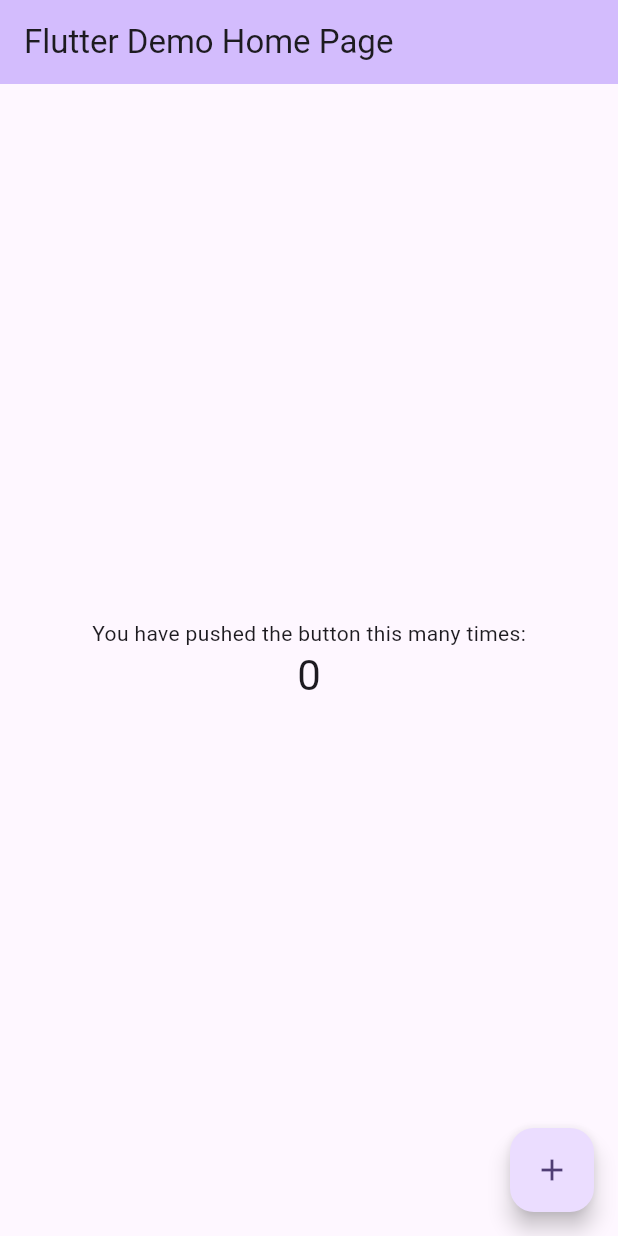
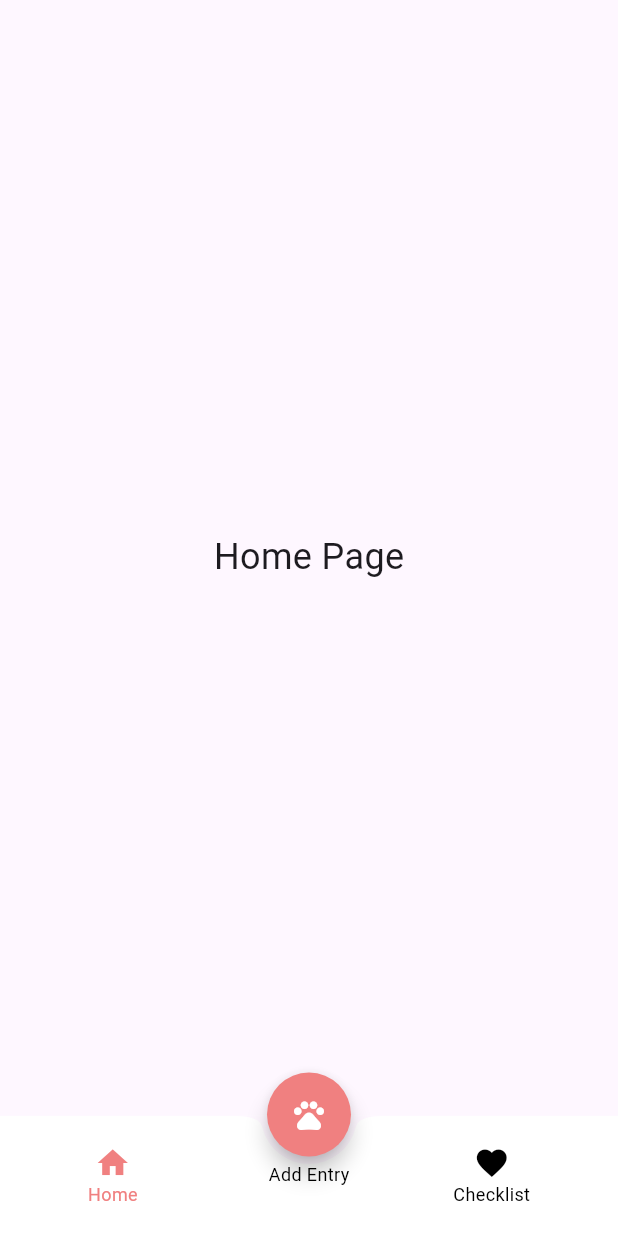
Before and after one commit to smcdelacruz/CMSC156-Embark-App, a Flutter app: the screen it shows after launch, on a phone screen of 412 x 824 dp. Run offline on Flutter 3.47's test engine with Material 3 defaults, Android fonts, the phone set to English and light mode, and no system bars.

Commit message:
new: navbar added

```diff
--- a/cmsc156_embark_app/lib/main.dart
+++ b/cmsc156_embark_app/lib/main.dart
@@ -1,4 +1,5 @@
 import 'package:flutter/material.dart';
+import 'widgets/navbar.dart';
 
 void main() {
   runApp(const MyApp());
@@ -7,116 +8,13 @@ void main() {
 class MyApp extends StatelessWidget {
   const MyApp({super.key});
 
-  // This widget is the root of your application.
   @override
   Widget build(BuildContext context) {
     return MaterialApp(
+      debugShowCheckedModeBanner: true,
       title: 'Flutter Demo',
-      theme: ThemeData(
-        // This is the theme of your application.
-        //
-        // TRY THIS: Try running your application with "flutter run". You'll see
-        // the application has a purple toolbar. Then, without quitting the app,
-        // try changing the seedColor in the colorScheme below to Colors.green
-        // and then invoke "hot reload" (save your changes or press the "hot
-        // reload" button in a Flutter-supported IDE, or press "r" if you used
-        // the command line to start the app).
-        //
-        // Notice that the counter didn't reset back to zero; the application
-        // state is not lost during the reload. To reset the state, use hot
-        // restart instead.
-        //
-        // This works for code too, not just values: Most code changes can be
-        // tested with just a hot reload.
-        colorScheme: .fromSeed(seedColor: Colors.deepPurple),
-      ),
-      home: const MyHomePage(title: 'Flutter Demo Home Page'),
+      theme: ThemeData(primarySwatch: Colors.blue),
+      home: const NavBar(), //for testing
     );
   }
 }
-
-class MyHomePage extends StatefulWidget {
-  const MyHomePage({super.key, required this.title});
-
-  // This widget is the home page of your application. It is stateful, meaning
-  // that it has a State object (defined below) that contains fields that affect
-  // how it looks.
-
-  // This class is the configuration for the state. It holds the values (in this
-  // case the title) provided by the parent (in this case the App widget) and
-  // used by the build method of the State. Fields in a Widget subclass are
-  // always marked "final".
-
-  final String title;
-
-  @override
-  State<MyHomePage> createState() => _MyHomePageState();
-}
-
-class _MyHomePageState extends State<MyHomePage> {
-  int _counter = 0;
-
-  void _incrementCounter() {
-    setState(() {
-      // This call to setState tells the Flutter framework that something has
-      // changed in this State, which causes it to rerun the build method below
-      // so that the display can reflect the updated values. If we changed
-      // _counter without calling setState(), then the build method would not be
-      // called again, and so nothing would appear to happen.
-      _counter++;
-    });
-  }
-
-  @override
-  Widget build(BuildContext context) {
-    // This method is rerun every time setState is called, for instance as done
-    // by the _incrementCounter method above.
-    //
-    // The Flutter framework has been optimized to make rerunning build methods
-    // fast, so that you can just rebuild anything that needs updating rather
-    // than having to individually change instances of widgets.
-    return Scaffold(
-      appBar: AppBar(
-        // TRY THIS: Try changing the color here to a specific color (to
-        // Colors.amber, perhaps?) and trigger a hot reload to see the AppBar
-        // change color while the other colors stay the same.
-        backgroundColor: Theme.of(context).colorScheme.inversePrimary,
-        // Here we take the value from the MyHomePage object that was created by
-        // the App.build method, and use it to set our appbar title.
-        title: Text(widget.title),
-      ),
-      body: Center(
-        // Center is a layout widget. It takes a single child and positions it
-        // in the middle of the parent.
-        child: Column(
-          // Column is also a layout widget. It takes a list of children and
-          // arranges them vertically. By default, it sizes itself to fit its
-          // children horizontally, and tries to be as tall as its parent.
-          //
-          // Column has various properties to control how it sizes itself and
-          // how it positions its children. Here we use mainAxisAlignment to
-          // center the children vertically; the main axis here is the vertical
-          // axis because Columns are vertical (the cross axis would be
-          // horizontal).
-          //
-          // TRY THIS: Invoke "debug painting" (choose the "Toggle Debug Paint"
-          // action in the IDE, or press "p" in the console), to see the
-          // wireframe for each widget.
-          mainAxisAlignment: .center,
-          children: [
-            const Text('You have pushed the button this many times:'),
-            Text(
-              '$_counter',
-              style: Theme.of(context).textTheme.headlineMedium,
-            ),
-          ],
-        ),
-      ),
-      floatingActionButton: FloatingActionButton(
-        onPressed: _incrementCounter,
-        tooltip: 'Increment',
-        child: const Icon(Icons.add),
-      ),
-    );
-  }
-}
--- /dev/null
+++ b/cmsc156_embark_app/lib/widgets/navbar.dart
@@ -0,0 +1,124 @@
+import 'package:flutter/material.dart';
+
+class NavBar extends StatefulWidget {
+  const NavBar({super.key});
+
+  @override
+  State<NavBar> createState() => _NavBarState();
+}
+
+class _NavBarState extends State<NavBar> {
+  int _selectedIndex = 0;
+
+  final Color _activeColor = const Color(0xFFF08080);
+  final Color _inactiveColor = Colors.black;
+
+  @override
+  Widget build(BuildContext context) {
+    return Scaffold(
+      body: Center(
+        child: Text(
+          _selectedIndex == 0 ? 'Home Page' : 'Checklist Page', //for testing
+          style: const TextStyle(fontSize: 24),
+        ),
+      ),
+      floatingActionButtonLocation: FloatingActionButtonLocation.centerDocked,
+      floatingActionButton: Stack(
+        alignment: Alignment.center,
+        clipBehavior: Clip.none,
+        children: [
+          FloatingActionButton(
+            onPressed: () {
+              print("FAB Pressed"); //temp
+            },
+            backgroundColor: const Color(0xFFF08080),
+            shape: const CircleBorder(),
+            child: const Icon(Icons.pets, color: Colors.white),
+          ),
+          Positioned(
+            bottom: -20,
+            child: const Text(
+              'Add Entry',
+              style: TextStyle(
+                color: Colors.black,
+                fontSize: 12,
+              ), //reminder: change font
+            ),
+          ),
+        ],
+      ),
+      bottomNavigationBar: Column(
+        mainAxisSize: MainAxisSize.min,
+        children: [
+          const Divider(height: 1, thickness: 1, color: Colors.white10),
+          BottomAppBar(
+            shape: const CircularNotchedRectangle(),
+            color: Colors.white,
+            child: Row(
+              mainAxisAlignment: MainAxisAlignment.spaceAround,
+              children: [
+                InkWell(
+                  //home icon
+                  onTap: () {
+                    setState(() {
+                      _selectedIndex = 0;
+                    });
+                  },
+                  child: Column(
+                    mainAxisSize: MainAxisSize.min,
+                    children: [
+                      Icon(
+                        Icons.home,
+                        color: _selectedIndex == 0
+                            ? _activeColor
+                            : _inactiveColor,
+                      ),
+                      Text(
+                        'Home',
+                        style: TextStyle(
+                          fontSize: 12,
+                          color: _selectedIndex == 0
+                              ? _activeColor
+                              : _inactiveColor,
+                        ),
+                      ),
+                    ],
+                  ),
+                ),
+                const SizedBox(width: 40),
+                InkWell(
+                  //checklist icon
+                  onTap: () {
+                    setState(() {
+                      _selectedIndex = 1;
+                    });
+                  },
+                  child: Column(
+                    mainAxisSize: MainAxisSize.min,
+                    children: [
+                      Icon(
+                        Icons.favorite,
+                        color: _selectedIndex == 1
+                            ? _activeColor
+                            : _inactiveColor,
+                      ),
+                      Text(
+                        'Checklist',
+                        style: TextStyle(
+                          fontSize: 12,
+                          color: _selectedIndex == 1
+                              ? _activeColor
+                              : _inactiveColor,
+                        ),
+                      ),
+                    ],
+                  ),
+                ),
+              ],
+            ),
+          ),
+        ],
+      ),
+    );
+  }
+}
```
